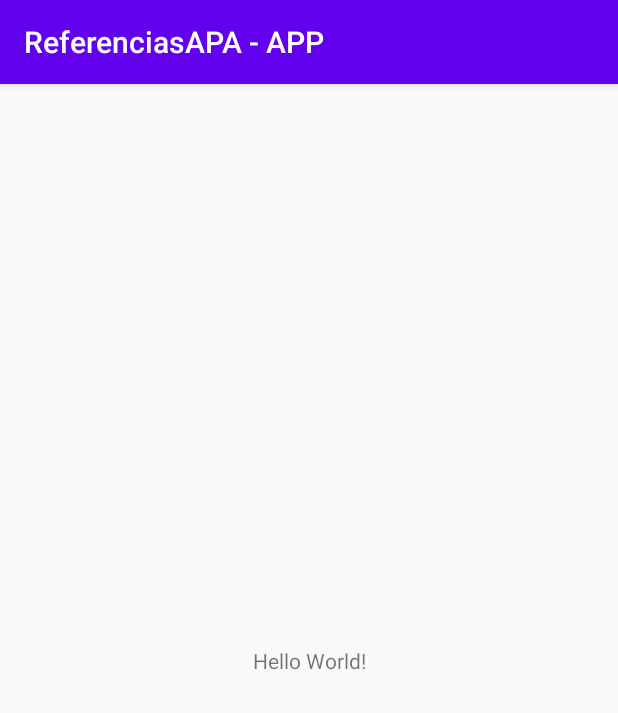
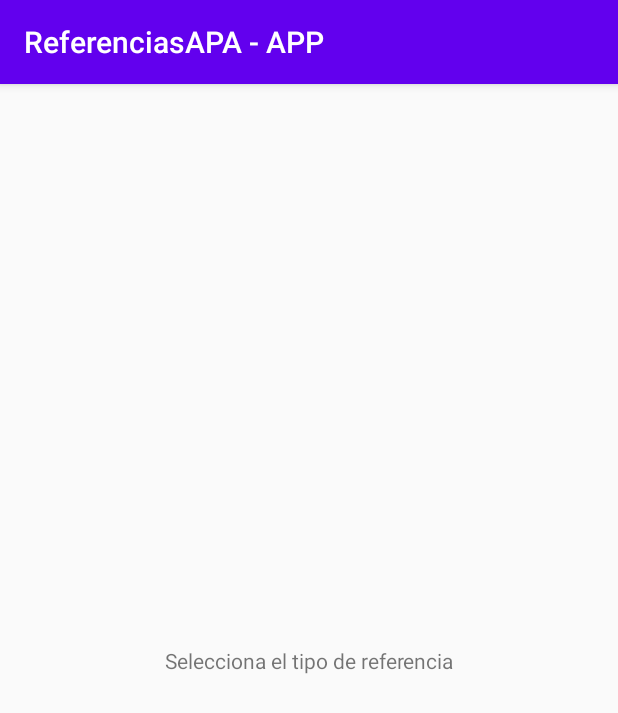
Before and after one commit to YangleeDM/App-referencias-APA, an Android app: the screen it shows after launch (MainActivity), on a phone screen of 412 x 824 dp. Shown: the top 713 px of the screen. Run offline under Robolectric (Android 15) with nearby library versions, the phone set to English and light mode, and no system bars.

Commit message:
Cambio de texto

```diff
--- a/app/src/main/res/layout/activity_main.xml
+++ b/app/src/main/res/layout/activity_main.xml
@@ -9,7 +9,7 @@
     <TextView
         android:layout_width="wrap_content"
         android:layout_height="wrap_content"
-        android:text="Hello World!"
+        android:text="Selecciona el tipo de referencia"
         app:layout_constraintBottom_toBottomOf="parent"
         app:layout_constraintLeft_toLeftOf="parent"
         app:layout_constraintRight_toRightOf="parent"
```
